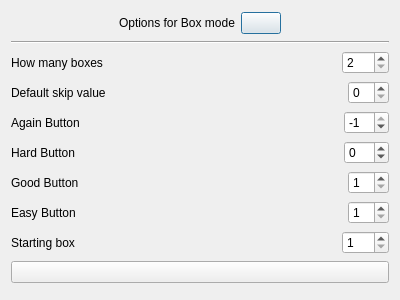
Szybet/sanki, file cardView/modes/boxes/askforboxesoptions.ui: the form before one commit.
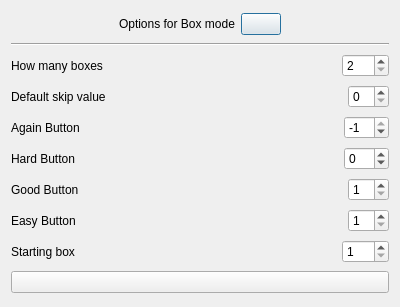
The form after the commit. Icons and pictures are not drawn.

Diff of the .ui file:
```diff
--- a/cardView/modes/boxes/askforboxesoptions.ui
+++ b/cardView/modes/boxes/askforboxesoptions.ui
@@ -7,7 +7,7 @@
     <x>0</x>
     <y>0</y>
     <width>400</width>
-    <height>300</height>
+    <height>307</height>
    </rect>
   </property>
   <property name="windowTitle">
```
